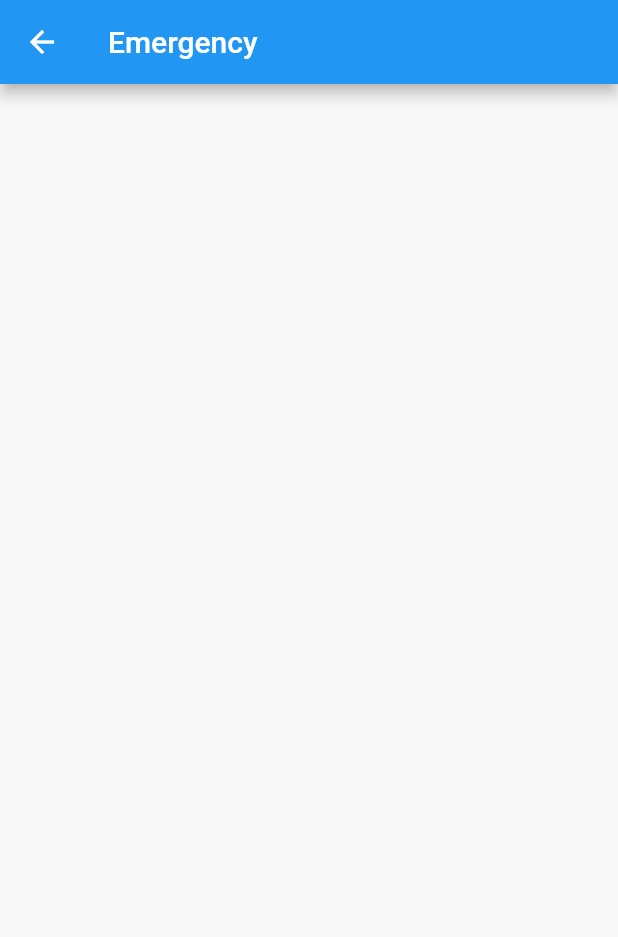
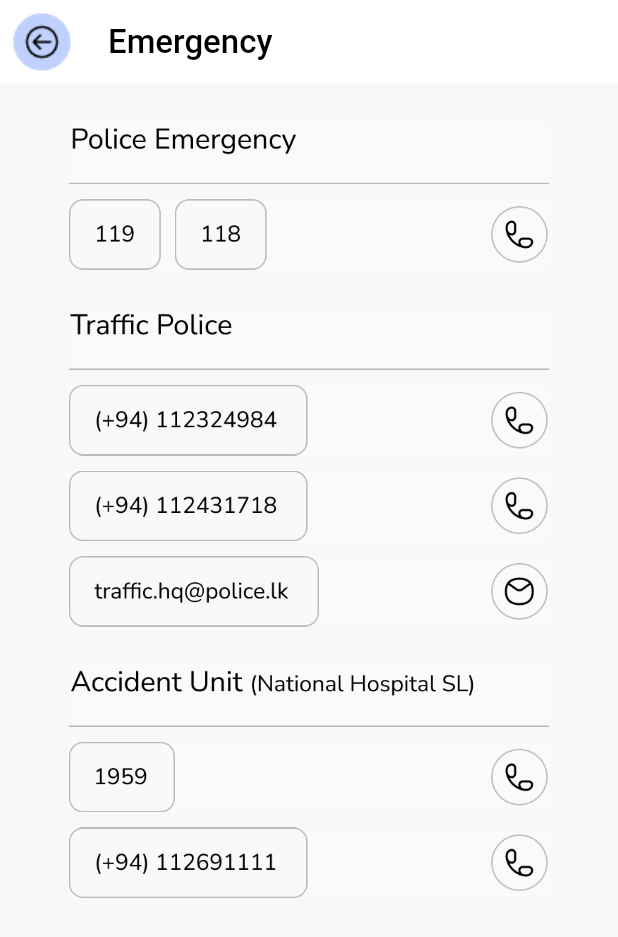
Before and after one commit to hasira09/auto_mob_v1, a Flutter app: the EmergencyPage screen opened directly, on a phone screen of 412 x 824 dp. Shown: the top 937 px of the screen. Run offline on Flutter 3.47's test engine with Material 2 defaults, Android fonts, the phone set to English and light mode, and no system bars; our stand-ins replace cloud_firestore, firebase_auth, firebase_core, firebase_storage, flutter_icons, flutter_svg and 3 more; missing offline and left inert: flutter_phone_direct_caller; accounts and stored records are empty.

Commit message:
Emergency Page
This page can make phone calls to Emergency Services.

```diff
--- a/lib/Main Pages/Emergency.dart
+++ b/lib/Main Pages/Emergency.dart
@@ -1,12 +1,174 @@
+import 'package:auto_mob_v1/front_end/home_page.dart';
+import 'package:flutter/cupertino.dart';
 import 'package:flutter/material.dart';
+import 'package:flutter_phone_direct_caller/flutter_phone_direct_caller.dart';
 
-class EmergencyPage extends StatelessWidget {
+class EmergencyPage extends StatefulWidget {
   const EmergencyPage({Key? key}) : super(key: key);
 
   @override
+  State<EmergencyPage> createState() => _EmergencyPageState();
+}
+
+class _EmergencyPageState extends State<EmergencyPage> {
+  @override
   Widget build(BuildContext context) {
+    final num1 = '119';
+    final num2 = '+94 112324984';
+    final num3 = '+94 112431718';
+    final num4 = '1959';
+    final num5 ='+94 112691111';
+
     return Scaffold(
-      appBar: AppBar(title: Text("Emergency"),),
+      appBar: AppBar(
+        backgroundColor: Colors.white,
+        title: const Text(
+          "Emergency",
+          style: TextStyle(color: Colors.black, fontSize: 22),
+        ),
+        leading: IconButton(
+          icon: Image.asset("assets/icons/back.png"),
+          onPressed: () {
+            Navigator.push(
+                context, MaterialPageRoute(builder: (context) => HomePage()));
+          },
+        ),
+        elevation: 0.0,
+      ),
+
+      body:  Center(
+        child: Column(
+          // add an elevation
+          children: [
+            SizedBox(
+              height: 25,
+            ),
+            Material(
+              child: Container(
+                //radius: 100,
+                // onTap: () async {
+                //   await FlutterPhoneDirectCaller.callNumber(num1);
+                // },
+                child: Image.asset('assets/images/police.png', width: 320,),
+
+              ),
+            ),
+            SizedBox(
+              height: 10,
+            ),
+            Material(
+              child: InkWell(
+                radius: 100,
+                onTap: ()async {
+                  await FlutterPhoneDirectCaller.callNumber(num1);
+                },
+                child: Image.asset('assets/images/119.png', width: 320,),
+              ),
+            ),
+            SizedBox(
+              height: 25,
+            ),
+            Material(
+              child: InkWell(
+                radius: 100,
+                onTap: () {
+                  // Navigator.push(
+                  //     context,
+                  //     MaterialPageRoute(
+                  //         builder: (context) => (termsandcondition())));
+                },
+                child: Image.asset('assets/images/traffic.png', width: 320,),
+              ),
+            ),
+            SizedBox(
+              height: 10,
+            ),
+            Material(
+              child: InkWell(
+                radius: 100,
+                onTap: () async {
+                  await FlutterPhoneDirectCaller.callNumber(num2);
+                },
+                child: Image.asset('assets/images/t1.png', width: 320,),
+
+              ),
+            ),
+            SizedBox(
+              height: 10,
+            ),
+
+            Material(
+              child: InkWell(
+                radius: 100,
+                onTap: () async {
+                  await FlutterPhoneDirectCaller.callNumber(num3);
+                },
+                child: Image.asset('assets/images/t2.png', width: 320,),
+
+              ),
+            ),
+            SizedBox(
+              height: 10,
+            ),
+            Material(
+              child: InkWell(
+                radius: 100,
+                onTap: () {
+                  // Navigator.push(
+                  //     context,
+                  //     MaterialPageRoute(
+                  //         builder: (context) => (termsandcondition())));
+                },
+                child: Image.asset('assets/images/t3.png', width: 320,),
+              ),
+            ),
+            SizedBox(
+              height: 25,
+            ),
+            Material(
+              child: InkWell(
+                radius: 100,
+                onTap: () {
+                  // Navigator.push(
+                  //     context,
+                  //     MaterialPageRoute(
+                  //         builder: (context) => (termsandcondition())));
+                },
+                child: Image.asset('assets/images/acc.png', width: 320,),
+              ),
+            ),
+
+            SizedBox(
+              height: 10,
+            ),
+
+            Material(
+              child: InkWell(
+                radius: 100,
+                onTap: () async {
+                  await FlutterPhoneDirectCaller.callNumber(num4);
+                },
+                child: Image.asset('assets/images/acc1.png', width: 320,),
+
+              ),
+            ),
+            SizedBox(
+              height: 10,
+            ),
+
+            Material(
+              child: InkWell(
+                radius: 100,
+                onTap: () async {
+                  await FlutterPhoneDirectCaller.callNumber(num5);
+                },
+                child: Image.asset('assets/images/acc2.png', width: 320,),
+
+              ),
+            ),
+          ],
+        ),
+      ),
     );
   }
 }
--- a/pubspec.yaml
+++ b/pubspec.yaml
@@ -48,6 +48,7 @@ dependencies:
   # Use with the CupertinoIcons class for iOS style icons.
   cupertino_icons: ^1.0.2
   flutter_svg: ^1.1.6
+  flutter_phone_direct_caller: ^2.1.1
 
 dev_dependencies:
   flutter_test:
@@ -92,7 +93,7 @@ flutter:
   - assets/terms_button.png
   - assets/profile.png
   - assets/terms.png
-  - assets/pryvacy.png
+  - assets/privacy.png
   #   - images/a_dot_ham.jpeg
 
   # An image asset can refer to one or more resolution-specific "variants", see
```
Also changed, not shown: assets/icons/back.png (added), assets/images/119.png (added), assets/images/acc.png (added), assets/images/acc1.png (added), assets/images/acc2.png (added), assets/images/police.png (added), assets/images/t1.png (added), assets/images/t2.png (added), assets/images/t3.png (added), assets/images/traffic.png (added), pubspec.lock.
